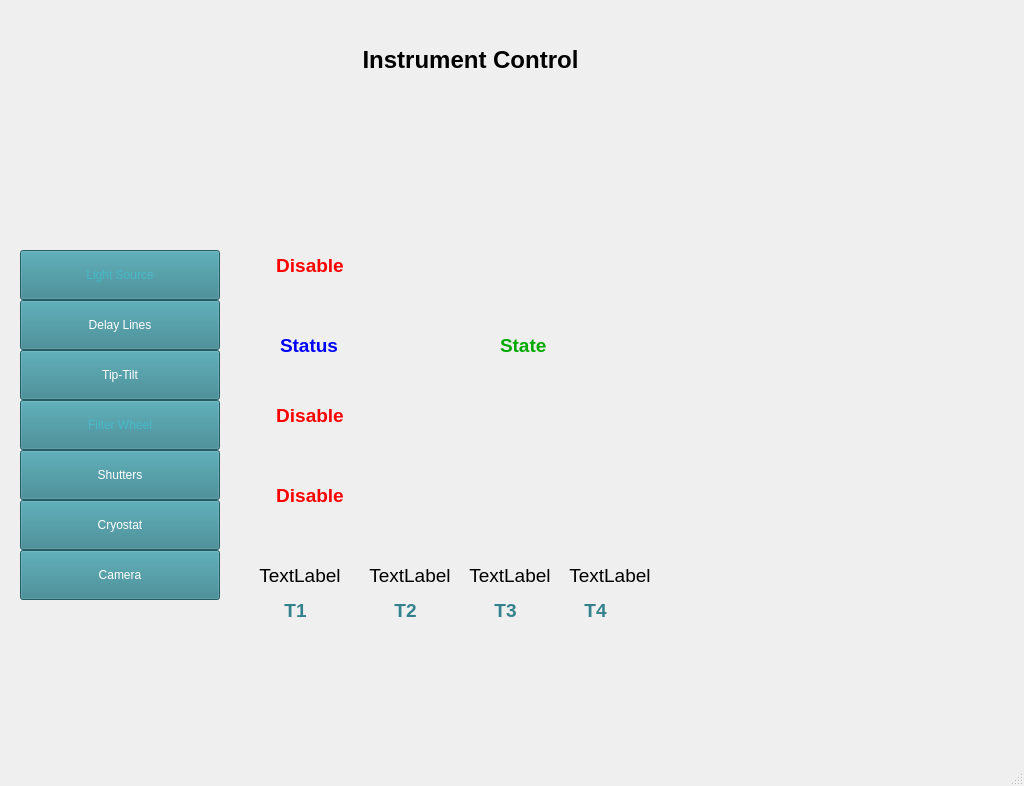
SCIFY-IvS/NOTTControl, file nottcontrol/main_window.ui: the form before one commit.
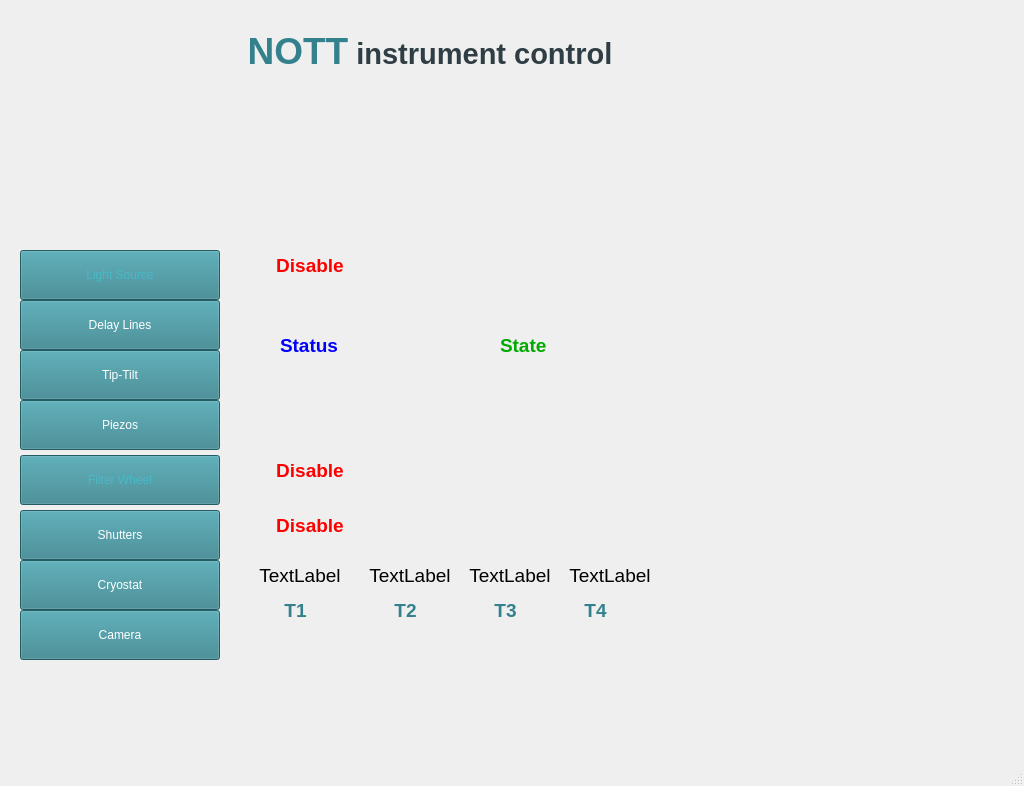
The form after the commit. Icons and pictures are not drawn.

Commit message:
Add piezo control window and expand main GUI instrumentation panels.
Show all four delay lines, cryo equipment status, and a bottom temperature bar; wire piezos via configurable serial port and refresh branding/layout.

Patch:
```diff
--- a/nottcontrol/main_window.ui
+++ b/nottcontrol/main_window.ui
@@ -44,11 +44,29 @@
      <set>Qt::AlignCenter</set>
     </property>
    </widget>
+   <widget class="QPushButton" name="pushButton_piezos">
+    <property name="geometry">
+     <rect>
+      <x>20</x>
+      <y>400</y>
+      <width>200</width>
+      <height>50</height>
+     </rect>
+    </property>
+    <property name="styleSheet">
+     <string notr="true">background-color: rgb(50, 129, 140);
+font: 700 14pt &quot;Segoe UI&quot;;
+color: rgb(255, 255, 255);</string>
+    </property>
+    <property name="text">
+     <string>Piezos</string>
+    </property>
+   </widget>
    <widget class="QPushButton" name="pushButton_filter_wheel">
     <property name="geometry">
      <rect>
       <x>20</x>
-      <y>400</y>
+      <y>455</y>
       <width>200</width>
       <height>50</height>
      </rect>
@@ -171,14 +189,17 @@
    <widget class="QLabel" name="label_2">
     <property name="geometry">
      <rect>
-      <x>310</x>
-      <y>30</y>
-      <width>321</width>
-      <height>61</height>
+      <x>220</x>
+      <y>28</y>
+      <width>420</width>
+      <height>56</height>
      </rect>
     </property>
+    <property name="styleSheet">
+     <string notr="true">background: transparent;</string>
+    </property>
     <property name="text">
-     <string>&lt;html&gt;&lt;head/&gt;&lt;body&gt;&lt;p&gt;&lt;span style=&quot; font-size:18pt; font-weight:700;&quot;&gt;Instrument Control&lt;/span&gt;&lt;/p&gt;&lt;/body&gt;&lt;/html&gt;</string>
+     <string>&lt;html&gt;&lt;head/&gt;&lt;body style=&quot;margin:0; background:transparent;&quot;&gt;&lt;p style=&quot;margin:0; line-height:120%;&quot;&gt;&lt;span style=&quot;font-family:'Segoe UI'; font-size:28pt; font-weight:700; color:#32818c;&quot;&gt;NOTT&lt;/span&gt;&lt;span style=&quot;font-family:'Segoe UI'; font-size:22pt; font-weight:600; color:#2f3e44;&quot;&gt; instrument control&lt;/span&gt;&lt;/p&gt;&lt;/body&gt;&lt;/html&gt;</string>
     </property>
     <property name="textFormat">
      <enum>Qt::RichText</enum>
@@ -414,7 +435,7 @@
     <property name="geometry">
      <rect>
       <x>20</x>
-      <y>500</y>
+      <y>560</y>
       <width>200</width>
       <height>50</height>
      </rect>
@@ -432,7 +453,7 @@
     <property name="geometry">
      <rect>
       <x>260</x>
-      <y>480</y>
+      <y>510</y>
       <width>100</width>
       <height>30</height>
      </rect>
@@ -461,7 +482,7 @@
     <property name="geometry">
      <rect>
       <x>20</x>
-      <y>450</y>
+      <y>510</y>
       <width>200</width>
       <height>50</height>
      </rect>
@@ -479,7 +500,7 @@
     <property name="geometry">
      <rect>
       <x>260</x>
-      <y>400</y>
+      <y>455</y>
       <width>100</width>
       <height>30</height>
      </rect>
@@ -547,7 +568,7 @@
     <property name="geometry">
      <rect>
       <x>20</x>
-      <y>550</y>
+      <y>610</y>
       <width>200</width>
       <height>50</height>
      </rect>
```
Left out of the diff: 2 changed lines with no effect on the pictures. The commit also changes 14 other files.
